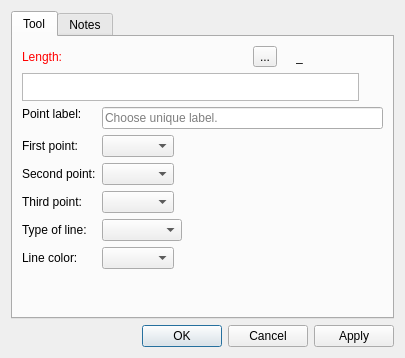
Above: src/libs/vtools/dialogs/tools/dialogbisector.ui from dismine/valentina before the change. Below: the same form after it.
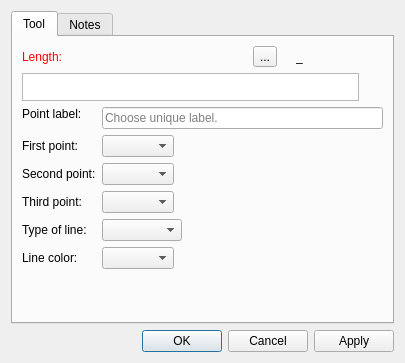
That is the form after the change. Icons and pictures are not drawn. Custom widgets are drawn as their Qt base class.

Patch:
```diff
--- a/src/libs/vtools/dialogs/tools/dialogbisector.ui
+++ b/src/libs/vtools/dialogs/tools/dialogbisector.ui
@@ -7,7 +7,7 @@
     <x>0</x>
     <y>0</y>
     <width>405</width>
-    <height>358</height>
+    <height>363</height>
    </rect>
   </property>
   <property name="windowTitle">
```
Left out of the diff: 2 changed lines with no effect on the pictures.
